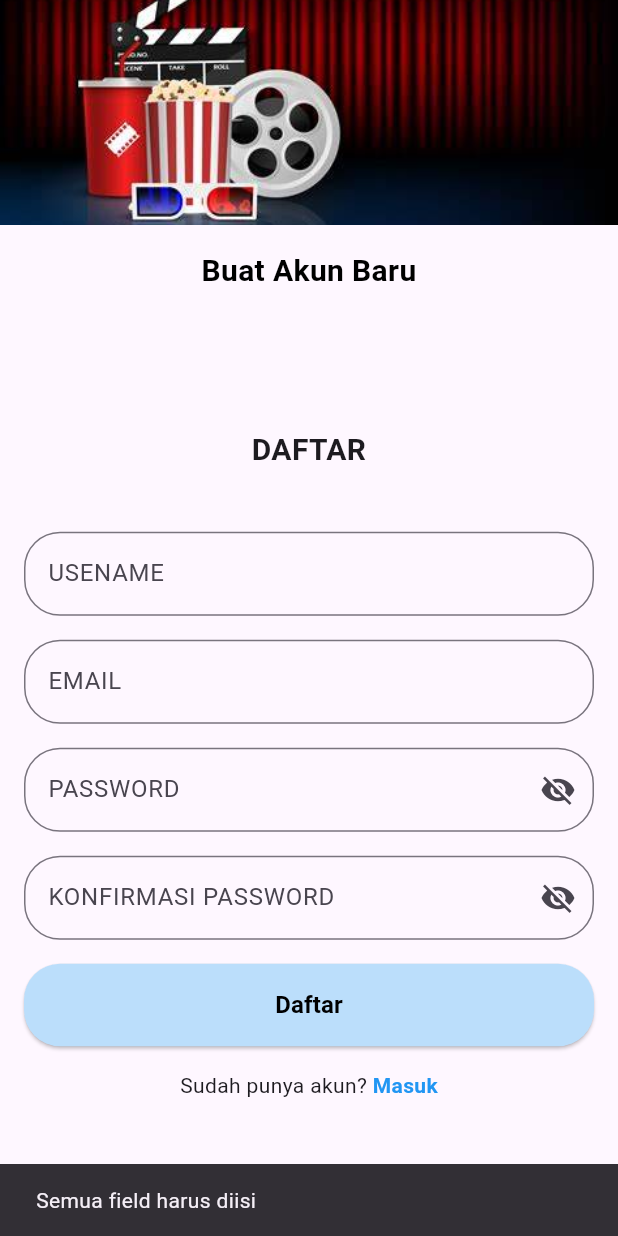
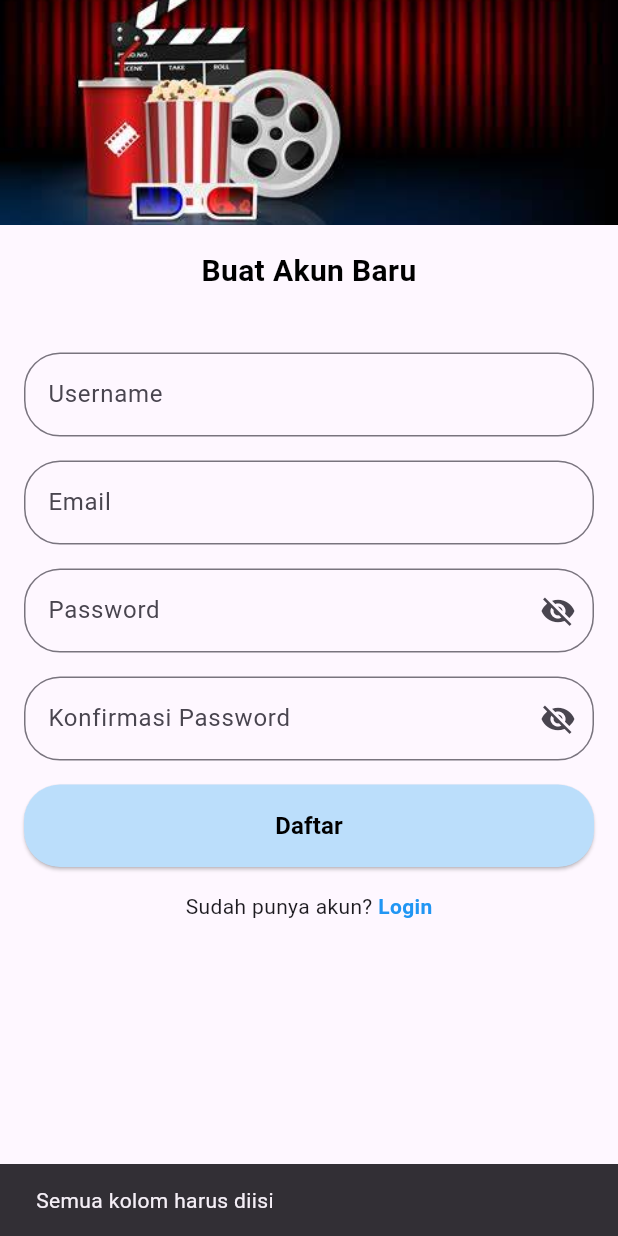
Before and after one commit to Axenior/movie_application, a Flutter app: the RegisterScreen screen opened by its route, after a tap on "Daftar", on a phone screen of 412 x 824 dp. Run offline on Flutter 3.47's test engine with Material 3 defaults, Android fonts, the phone set to English and light mode, and no system bars; our stand-ins replace cached_network_image, carousel_slider, flutter_rating_bar, shared_preferences; accounts and stored records are empty.

Commit message:
update bug

```diff
--- a/lib/screens/register_screen.dart
+++ b/lib/screens/register_screen.dart
@@ -1,8 +1,6 @@
 import 'package:flutter/material.dart';
 import 'package:movie_application/models/user.dart';
 import 'package:movie_application/data/user_data.dart';
-
-
 
 class RegisterScreen extends StatefulWidget {
   const RegisterScreen({super.key});
@@ -15,15 +13,17 @@ class _RegisterScreenState extends State<RegisterScreen> {
   final TextEditingController _usernameController = TextEditingController();
   final TextEditingController _emailController = TextEditingController();
   final TextEditingController _passwordController = TextEditingController();
-  final TextEditingController _confirmPasswordController =
-      TextEditingController();
+  final TextEditingController _confirmPasswordController = TextEditingController();
+
   bool _obscurePassword = true;
   bool _obscureConfirmPassword = true;
 
   @override
   Widget build(BuildContext context) {
     return Scaffold(
-      body: Column(
+      resizeToAvoidBottomInset: true,
+      body: SingleChildScrollView(
+        child: Column(
           children: [
             Stack(
               children: [
@@ -51,29 +51,18 @@ class _RegisterScreenState extends State<RegisterScreen> {
                 textAlign: TextAlign.center,
               ),
             ),
-          Expanded(
-            child: Center(
-              child: Padding(
+            Padding(
               padding: const EdgeInsets.symmetric(horizontal: 16),
               child: Column(
                 mainAxisAlignment: MainAxisAlignment.center,
                 crossAxisAlignment: CrossAxisAlignment.stretch,
                 children: [
                   const SizedBox(height: 40),
-                    const Text(
-                      "DAFTAR",
-                      style: TextStyle(
-                        fontSize: 20,
-                        fontWeight: FontWeight.bold,
-                      ),
-                      textAlign: TextAlign.center,
-                    ),
-                    const SizedBox(height: 40),
                   TextField(
                     controller: _usernameController,
                     decoration: const InputDecoration(
-                        labelText: "USENAME",
-                        hintText: "Nama Pengguna Anda",
+                      labelText: "Username",
+                      hintText: "Masukkan username Anda",
                       border: OutlineInputBorder(
                         borderRadius: BorderRadius.all(Radius.circular(24)),
                       ),
@@ -83,8 +72,8 @@ class _RegisterScreenState extends State<RegisterScreen> {
                   TextField(
                     controller: _emailController,
                     decoration: const InputDecoration(
-                        labelText: "EMAIL",
-                        hintText: "emailanda.com",
+                      labelText: "Email",
+                      hintText: "emailanda@example.com",
                       border: OutlineInputBorder(
                         borderRadius: BorderRadius.all(Radius.circular(24)),
                       ),
@@ -96,8 +85,8 @@ class _RegisterScreenState extends State<RegisterScreen> {
                     controller: _passwordController,
                     obscureText: _obscurePassword,
                     decoration: InputDecoration(
-                        labelText: "PASSWORD",
-                        hintText: "Masukkan Password",
+                      labelText: "Password",
+                      hintText: "Masukkan password",
                       border: const OutlineInputBorder(
                         borderRadius: BorderRadius.all(Radius.circular(24)),
                       ),
@@ -120,8 +109,8 @@ class _RegisterScreenState extends State<RegisterScreen> {
                     controller: _confirmPasswordController,
                     obscureText: _obscureConfirmPassword,
                     decoration: InputDecoration(
-                        labelText: "KONFIRMASI PASSWORD",
-                        hintText: "Masukkan Password Lagi",
+                      labelText: "Konfirmasi Password",
+                      hintText: "Masukkan kembali password",
                       border: const OutlineInputBorder(
                         borderRadius: BorderRadius.all(Radius.circular(24)),
                       ),
@@ -133,8 +122,7 @@ class _RegisterScreenState extends State<RegisterScreen> {
                         ),
                         onPressed: () {
                           setState(() {
-                              _obscureConfirmPassword =
-                                  !_obscureConfirmPassword;
+                            _obscureConfirmPassword = !_obscureConfirmPassword;
                           });
                         },
                       ),
@@ -142,9 +130,7 @@ class _RegisterScreenState extends State<RegisterScreen> {
                   ),
                   const SizedBox(height: 16),
                   ElevatedButton(
-                      onPressed: () {
-                        _registerUser();
-                      },
+                    onPressed: _registerUser,
                     style: ElevatedButton.styleFrom(
                       backgroundColor: Colors.blue.shade100,
                       shape: RoundedRectangleBorder(
@@ -171,7 +157,7 @@ class _RegisterScreenState extends State<RegisterScreen> {
                           Navigator.pop(context);
                         },
                         child: const Text(
-                            "Masuk",
+                          "Login",
                           style: TextStyle(
                             color: Colors.blue,
                             fontWeight: FontWeight.bold,
@@ -184,29 +170,28 @@ class _RegisterScreenState extends State<RegisterScreen> {
                 ],
               ),
             ),
+          ],
         ),
-          ),
-        ],
       ),
     );
   }
 
   void _registerUser() {
-    String username = _usernameController.text;
-    String email = _emailController.text;
+    String username = _usernameController.text.trim();
+    String email = _emailController.text.trim();
     String password = _passwordController.text;
     String confirmPassword = _confirmPasswordController.text;
 
     if (username.isEmpty || email.isEmpty || password.isEmpty || confirmPassword.isEmpty) {
       ScaffoldMessenger.of(context).showSnackBar(
-        const SnackBar(content: Text('Semua field harus diisi')),
+        const SnackBar(content: Text('Semua kolom harus diisi')),
       );
       return;
     }
 
     if (password != confirmPassword) {
       ScaffoldMessenger.of(context).showSnackBar(
-        const SnackBar(content: Text('Password dan Konfirmasi Password tidak cocok')),
+        const SnackBar(content: Text('Password tidak cocok')),
       );
       return;
     }
@@ -214,7 +199,7 @@ class _RegisterScreenState extends State<RegisterScreen> {
     for (User user in userList) {
       if (user.email == email) {
         ScaffoldMessenger.of(context).showSnackBar(
-          const SnackBar(content: Text('Email sudah digunakan')),
+          const SnackBar(content: Text('Email sudah terdaftar')),
         );
         return;
       }
```
Lines whose indentation alone changed are shown as unchanged.
